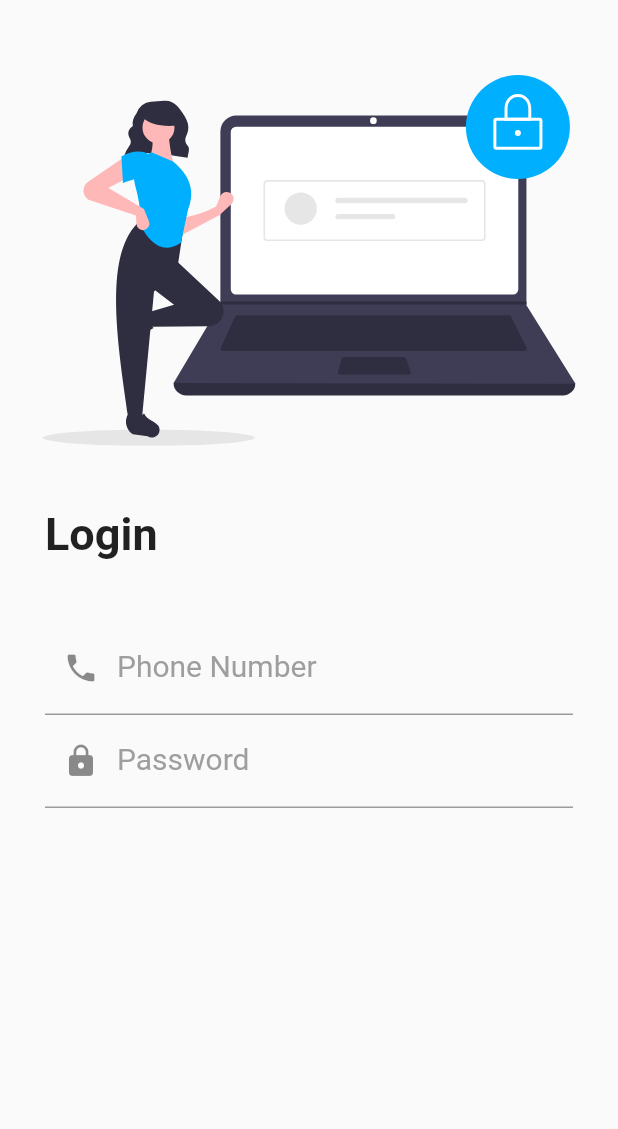
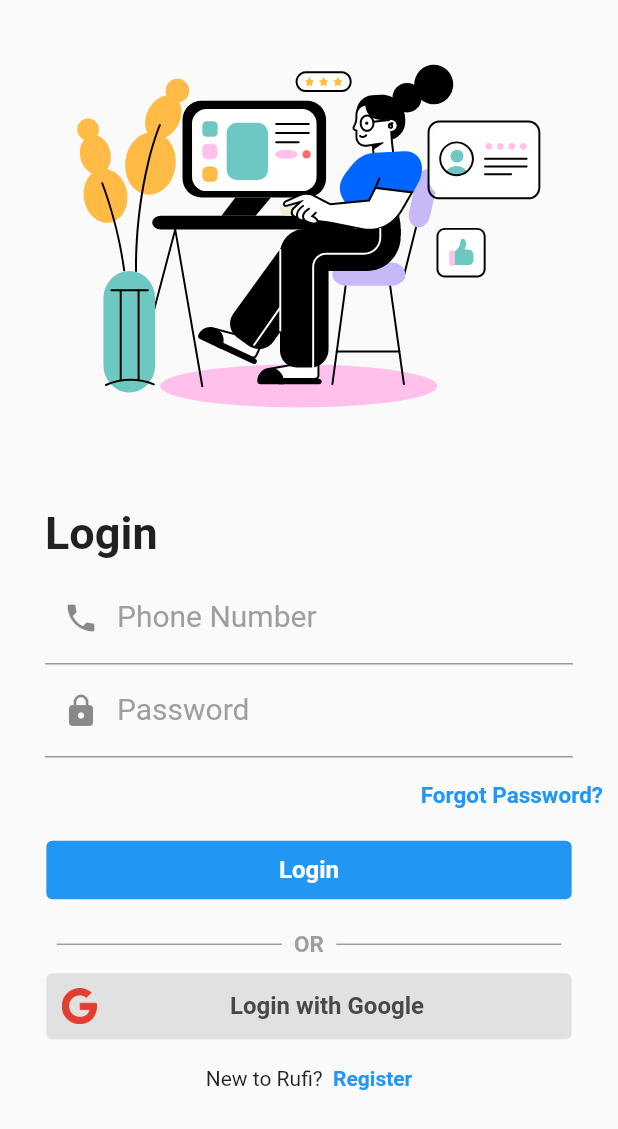
Before and after one commit to prakhar2407/Rufi, a Flutter app: the screen it shows after launch, on a phone screen of 412 x 824 dp. Shown: the top 1129 px of the screen. Run offline on Flutter 3.47's test engine with Material 2 defaults, Android fonts, the light colour scheme and no system bars; our stand-ins replace flutter_svg, google_fonts; Roboto replaces fonts that are missing (Ubuntu).

Commit message:
Login page completed

```diff
--- a/lib/main.dart
+++ b/lib/main.dart
@@ -1,3 +1,5 @@
+// ignore_for_file: prefer_const_constructors
+
 import 'package:flutter/cupertino.dart';
 import 'package:flutter/material.dart';
 import 'package:rufi_flutter/screens/Login.dart';
--- a/lib/screens/Login.dart
+++ b/lib/screens/Login.dart
@@ -1,7 +1,8 @@
 // ignore_for_file: prefer_const_constructors, prefer_const_literals_to_create_immutables
 
 import 'package:flutter/material.dart';
-import 'package:flutter_svg/flutter_svg.dart';
+import 'package:flutter_svg/svg.dart';
+// import 'package:flutter_svg/flutter_svg.dart';
 import 'package:google_fonts/google_fonts.dart';
 
 class Login extends StatelessWidget {
@@ -11,19 +12,18 @@ class Login extends StatelessWidget {
   Widget build(BuildContext context) {
     double scHeight = MediaQuery.of(context).size.height;
     double scWidth = MediaQuery.of(context).size.width;
-    return Scaffold(
-      body: Padding(
-        padding: const EdgeInsets.only(top: 50, bottom: 50),
-        child: SingleChildScrollView(
-          child: Column(children: [
+    return SafeArea(
+      child: Scaffold(
+        body: SingleChildScrollView(
+          child: Column(mainAxisAlignment: MainAxisAlignment.center, children: [
             Row(
               mainAxisAlignment: MainAxisAlignment.center,
               children: [
-                SvgPicture.asset("assets/images/Login.svg",
-                    width: scWidth * 0.90, height: scHeight * 0.30),
+                SvgPicture.asset("assets/images/Login2.svg",
+                    width: scWidth * 0.8),
               ],
             ),
-            SizedBox(height: scHeight * 0.05),
+            SizedBox(height: scHeight * 0.01),
             Row(
               children: [
                 Padding(
@@ -38,10 +38,11 @@ class Login extends StatelessWidget {
                 ),
               ],
             ),
-            SizedBox(height: scHeight * 0.05),
+            SizedBox(height: scHeight * 0.01),
             Padding(
               padding: const EdgeInsets.only(left: 30, right: 30),
               child: Column(
+                mainAxisAlignment: MainAxisAlignment.center,
                 children: [
                   TextFormField(
                     decoration: InputDecoration(
@@ -53,20 +54,11 @@ class Login extends StatelessWidget {
                   ),
                   TextFormField(
                     decoration: InputDecoration(
-                        // suffix: TextButton(
-                        //   style: ButtonStyle(
-                        //     padding: MaterialStateProperty.all(
-                        //       EdgeInsets.all(0),
-                        //     ),
-                        //   ),
-                        //   onPressed: () {},
-                        //   child: Text("Forgot?",
-                        //       style: GoogleFonts.ubuntu(
-                        //           textStyle: TextStyle(
-                        //               fontSize: 20,
-                        //               fontWeight: FontWeight.w500,
-                        //               color: Colors.blue))),
-                        // ),
+                        suffixStyle: GoogleFonts.ubuntu(
+                            textStyle: TextStyle(
+                                fontSize: 20,
+                                color: Colors.grey,
+                                fontWeight: FontWeight.bold)),
                         labelStyle: GoogleFonts.ubuntu(
                             textStyle:
                                 TextStyle(fontSize: 20, color: Colors.grey)),
@@ -76,7 +68,152 @@ class Login extends StatelessWidget {
                 ],
               ),
             ),
-            SizedBox(height: scHeight * 0.05),
+            SizedBox(height: scHeight * 0.02),
+            Row(
+              mainAxisAlignment: MainAxisAlignment.end,
+              children: [
+                InkWell(
+                  child: Padding(
+                    padding: const EdgeInsets.only(right: 10.0),
+                    child: InkWell(
+                      onTap: () {},
+                      child: Text(
+                        "Forgot Password?",
+                        style: GoogleFonts.ubuntu(
+                            textStyle: TextStyle(
+                                fontSize: 15,
+                                color: Colors.blue,
+                                fontWeight: FontWeight.bold)),
+                      ),
+                    ),
+                  ),
+                )
+              ],
+            ),
+            SizedBox(height: scHeight * 0.02),
+            Row(
+              mainAxisAlignment: MainAxisAlignment.center,
+              children: [
+                TextButton(
+                  style: ButtonStyle(
+                    backgroundColor: MaterialStateProperty.all(Colors.blue),
+                    padding: MaterialStateProperty.all(EdgeInsets.all(10)),
+                    fixedSize: MaterialStateProperty.all(
+                        Size.fromWidth(scWidth * 0.85)),
+                  ),
+                  onPressed: () {},
+                  child: Text(
+                    "Login",
+                    style: GoogleFonts.ubuntu(
+                        textStyle: TextStyle(
+                            fontSize: 16,
+                            fontWeight: FontWeight.bold,
+                            color: Colors.white)),
+                  ),
+                ),
+              ],
+            ),
+            SizedBox(height: scHeight * 0.02),
+            Row(
+              mainAxisAlignment: MainAxisAlignment.center,
+              children: [
+                Container(
+                  height: 1.0,
+                  width: 150.0,
+                  color: Colors.grey,
+                ),
+                SizedBox(
+                  width: scWidth * 0.02,
+                ),
+                Text(
+                  "OR",
+                  style: GoogleFonts.ubuntu(
+                      textStyle: TextStyle(
+                    color: Colors.grey,
+                    fontSize: 15,
+                    fontWeight: FontWeight.bold,
+                  )),
+                ),
+                SizedBox(
+                  width: scWidth * 0.02,
+                ),
+                Container(
+                  height: 1.0,
+                  width: 150.0,
+                  color: Colors.grey,
+                )
+              ],
+            ),
+            SizedBox(
+              height: scWidth * 0.02,
+            ),
+            Row(
+              mainAxisAlignment: MainAxisAlignment.center,
+              children: [
+                TextButton(
+                  style: ButtonStyle(
+                    backgroundColor:
+                        MaterialStateProperty.all(Color.fromRGBO(0, 0, 0, 0.1)),
+                    padding: MaterialStateProperty.all(EdgeInsets.all(10)),
+                    fixedSize: MaterialStateProperty.all(
+                        Size.fromWidth(scWidth * 0.85)),
+                  ),
+                  onPressed: () {},
+                  child: Row(
+                    children: [
+                      Column(
+                        children: [
+                          ImageIcon(
+                            AssetImage("assets/images/google.png"),
+                            color: Color.fromARGB(255, 225, 62, 49),
+                          ),
+                        ],
+                      ),
+                      Expanded(
+                        child: Column(
+                          crossAxisAlignment: CrossAxisAlignment.center,
+                          children: [
+                            Text(
+                              "Login with Google",
+                              style: GoogleFonts.ubuntu(
+                                  textStyle: TextStyle(
+                                      fontSize: 16,
+                                      fontWeight: FontWeight.bold,
+                                      color: Color.fromARGB(255, 75, 71, 71))),
+                            ),
+                          ],
+                        ),
+                      ),
+                    ],
+                  ),
+                ),
+              ],
+            ),
+            SizedBox(
+              height: scHeight * 0.02,
+            ),
+            Row(
+              mainAxisAlignment: MainAxisAlignment.center,
+              children: [
+                Wrap(
+                  children: [
+                    Text(
+                      "New to Rufi?  ",
+                      style: GoogleFonts.ubuntu(),
+                    ),
+                    InkWell(
+                        onTap: () {},
+                        child: Text(
+                          "Register",
+                          style: GoogleFonts.ubuntu(
+                              textStyle: TextStyle(
+                                  fontWeight: FontWeight.bold,
+                                  color: Colors.blue)),
+                        ))
+                  ],
+                )
+              ],
+            )
           ]),
         ),
       ),
```
Also changed, not shown: assets/images/Login2.svg (added), assets/images/google.png (added), assets/images/login.jpg (deleted).
